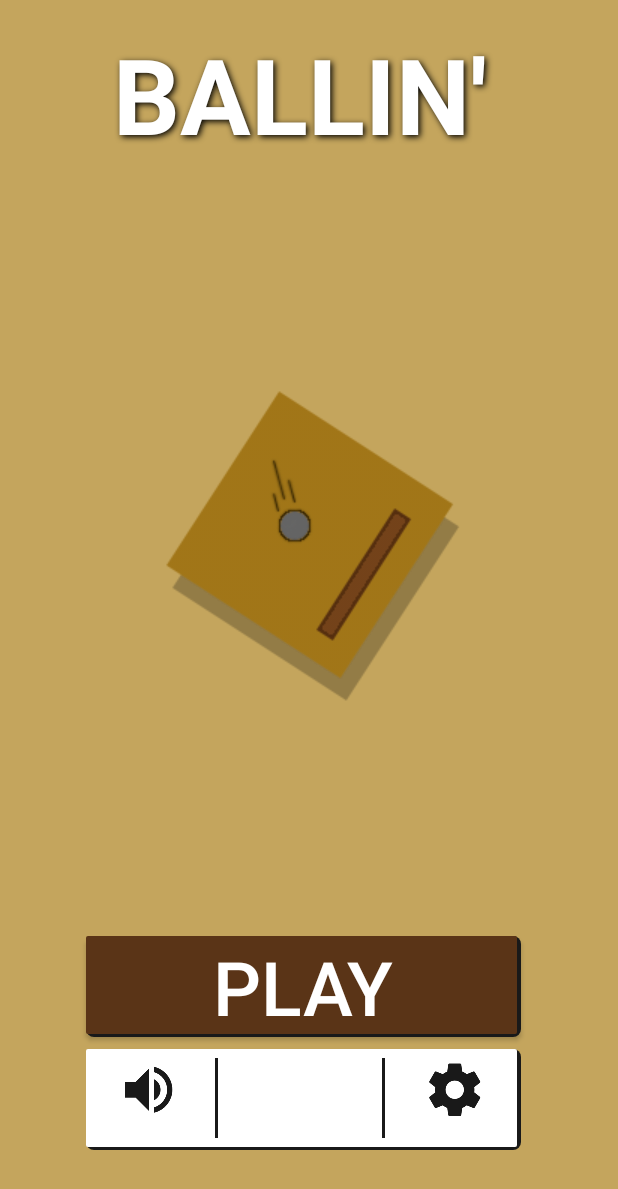
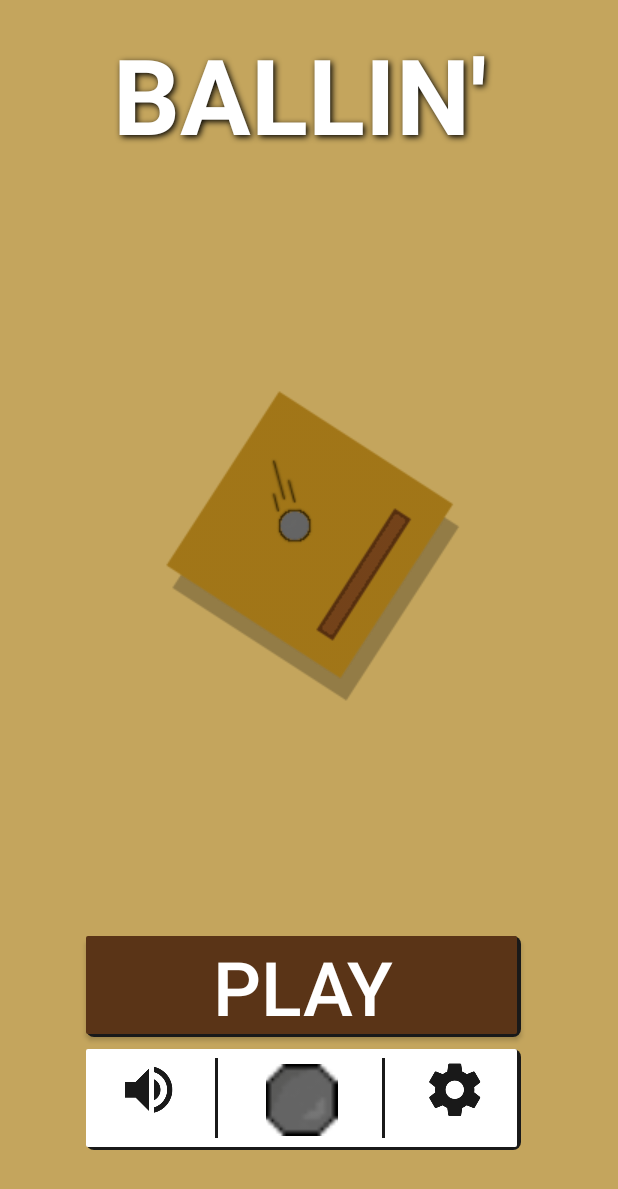
Before and after one commit to jona523c/YoBallin, an Android app: the screen it shows after launch (MainActivity), on a phone screen of 412 x 824 dp. Shown: the top 1189 px of the screen. Run offline under Robolectric (Android 15) with nearby library versions, the phone set to English and light mode, and no system bars.

Commit message:
Added trophy button to MainActivity

```diff
--- a/app/src/main/java/standard/ballin/MainActivity.java
+++ b/app/src/main/java/standard/ballin/MainActivity.java
@@ -14,8 +14,7 @@ import android.widget.*;
  * @author Jonas Madsen
  */
 public class MainActivity extends AppCompatActivity {
-    ImageView soundButton;
-    ImageView settingsButton;
+    ImageView soundButton, settingsButton, trophyButton;
     private boolean soundToggle;
 
     @Override
@@ -61,6 +60,15 @@ public class MainActivity extends AppCompatActivity {
                 startActivity(intent);
             }
         });
+
+        // Trophy shortcut starts ???
+        trophyButton = findViewById(R.id.trophyView);
+        trophyButton.setOnClickListener(new View.OnClickListener() {
+            @Override
+            public void onClick(View view) {
+                //TODO: do shit
+            }
+        });
     }
 
     @Override
--- a/app/src/main/res/layout/activity_main.xml
+++ b/app/src/main/res/layout/activity_main.xml
@@ -144,4 +144,16 @@
         app:layout_constraintTop_toTopOf="@+id/white_box"
         app:layout_constraintVertical_bias="0.428" />
 
+    <ImageView
+        android:id="@+id/trophyView"
+        android:layout_width="95dp"
+        android:layout_height="48dp"
+        android:layout_marginStart="8dp"
+        android:layout_marginEnd="8dp"
+        app:layout_constraintBottom_toBottomOf="@+id/white_box"
+        app:layout_constraintEnd_toEndOf="@+id/view2"
+        app:layout_constraintStart_toEndOf="@+id/view"
+        app:layout_constraintTop_toTopOf="@+id/white_box"
+        app:srcCompat="@drawable/ball" />
+
 </android.support.constraint.ConstraintLayout>
```
